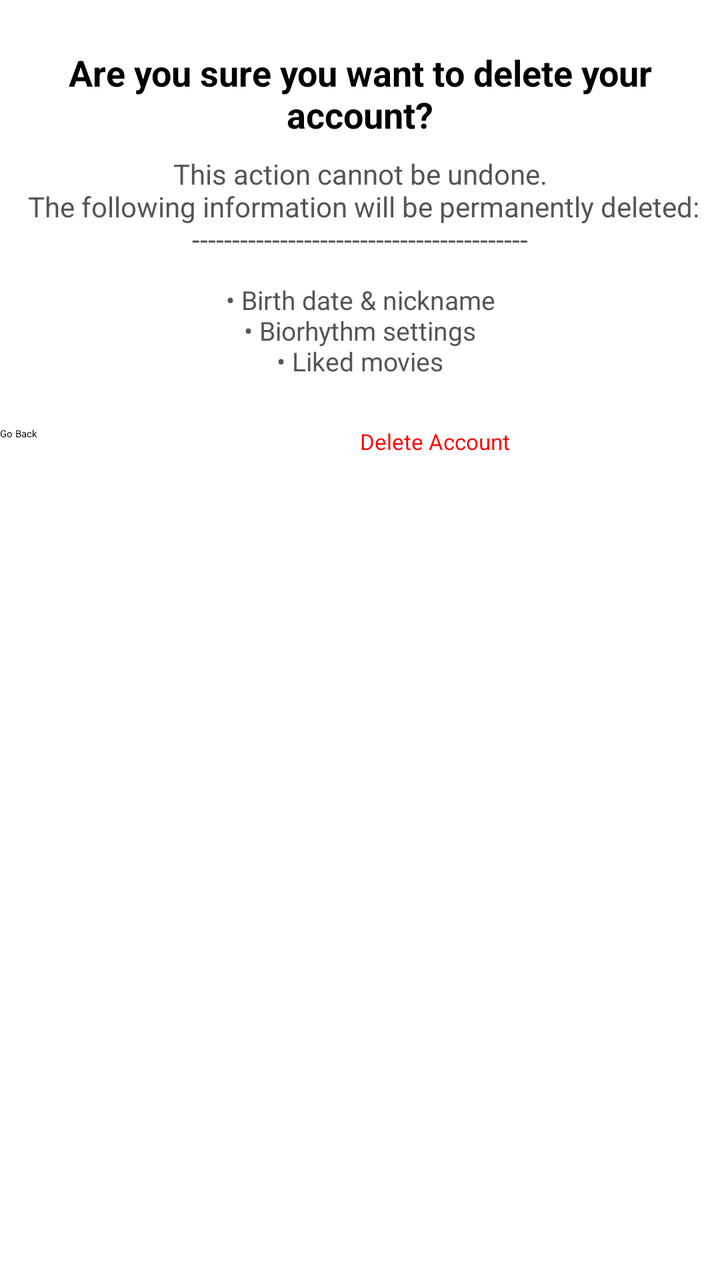
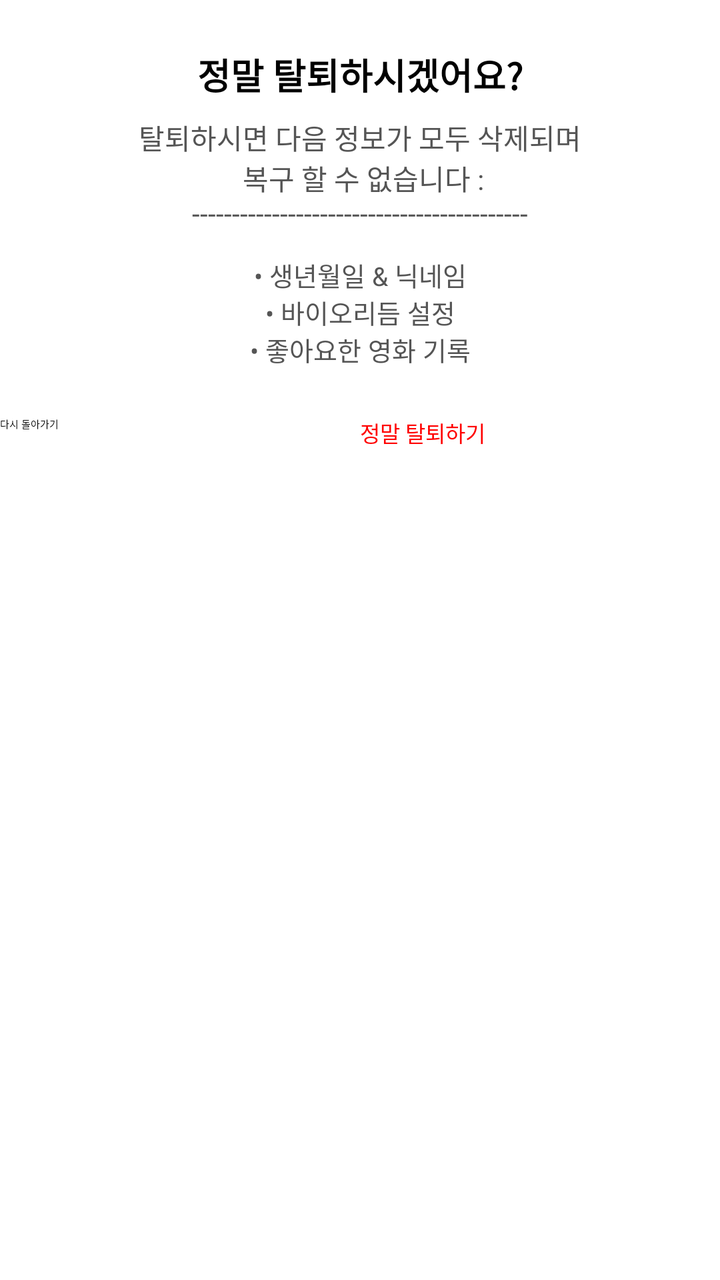

Compare the two renders of this Android layout. The source of the first and the diff that turns it into the second are given below.
<!-- AndroidManifest.xml: application theme Theme.App.Starting -->
<!-- res/layout/dialog_delete_confirm.xml -->
<?xml version="1.0" encoding="utf-8"?>
<androidx.cardview.widget.CardView xmlns:android="http://schemas.android.com/apk/res/android"
    xmlns:app="http://schemas.android.com/apk/res-auto"
    android:layout_width="300dp"
    android:layout_height="wrap_content"
    app:cardCornerRadius="16dp"
    app:cardBackgroundColor="#FFFFFF">

    <LinearLayout
        android:layout_width="match_parent"
        android:layout_height="wrap_content"
        android:orientation="vertical"
        android:paddingTop="24dp">

        <TextView
            android:layout_width="match_parent"
            android:layout_height="wrap_content"
            android:text="Are you sure you want to delete your account?"
            android:textColor="#000000"
            android:textSize="18sp"
            android:textStyle="bold"
            android:gravity="center"/>

        <TextView
            android:layout_width="match_parent"
            android:layout_height="wrap_content"
            android:text="This action cannot be undone.\n The following information will be permanently deleted:\n------------------------------------------"
            android:textColor="#555555"
            android:textSize="14sp"
            android:gravity="center"
            android:layout_marginTop="8dp"/>

        <TextView
            android:layout_width="match_parent"
            android:layout_height="wrap_content"
            android:text="• Birth date &amp; nickname\n• Biorhythm settings\n• Liked movies"
            android:textColor="#555555"
            android:textSize="13sp"
            android:layout_marginTop="12dp"
            android:layout_marginBottom="24dp"
            android:gravity="center_horizontal"/>

        <LinearLayout
            android:layout_width="match_parent"
            android:layout_height="50dp"
            android:orientation="horizontal">

            <Button
                android:id="@+id/btn_dialog_cancel"
                android:layout_width="0dp"
                android:layout_height="match_parent"
                android:layout_weight="1"
                android:text="Go Back"
                android:backgroundTint="#A0A0A0"
                android:textColor="#000"
                style="?android:attr/borderlessButtonStyle"/>

            <Button
                android:id="@+id/btn_dialog_confirm"
                style="?android:attr/borderlessButtonStyle"
                android:layout_width="0dp"
                android:layout_height="match_parent"
                android:layout_weight="1"
                android:backgroundTint="#FFFFFF"
                android:text="Delete Account"
                android:textColor="#FF0000"
                android:textSize="11sp" />
        </LinearLayout>
    </LinearLayout>
</androidx.cardview.widget.CardView>
<!-- resources referenced by this layout -->
<resources>
  <style name="Theme.App.Starting" parent="Theme.SplashScreen">
          <item name="windowSplashScreenBackground">#121212</item>
          <item name="windowSplashScreenAnimatedIcon">@drawable/ic_main</item>
          <item name="postSplashScreenTheme">@style/Theme.LMHYMVandroid</item>
      </style>
  <!-- drawable ic_main: png bitmap (drawable, 189303 bytes) -->
  <style name="Theme.LMHYMVandroid" parent="Theme.Material3.Light.NoActionBar">
      </style>
</resources>

<!-- the commit's change to res/layout/dialog_delete_confirm.xml (unified diff, before → after) -->
@@ -15,7 +15,7 @@
         <TextView
             android:layout_width="match_parent"
             android:layout_height="wrap_content"
-            android:text="Are you sure you want to delete your account?"
+            android:text="정말 탈퇴하시겠어요?"
             android:textColor="#000000"
             android:textSize="18sp"
             android:textStyle="bold"
@@ -24,7 +24,8 @@
         <TextView
             android:layout_width="match_parent"
             android:layout_height="wrap_content"
-            android:text="This action cannot be undone.\n The following information will be permanently deleted:\n------------------------------------------"
+            android:text="탈퇴하시면 다음 정보가 모두 삭제되며\n
+복구 할 수 없습니다 :\n------------------------------------------"
             android:textColor="#555555"
             android:textSize="14sp"
             android:gravity="center"
@@ -33,7 +34,7 @@
         <TextView
             android:layout_width="match_parent"
             android:layout_height="wrap_content"
-            android:text="• Birth date &amp; nickname\n• Biorhythm settings\n• Liked movies"
+            android:text="• 생년월일 &amp; 닉네임\n• 바이오리듬 설정\n• 좋아요한 영화 기록"
             android:textColor="#555555"
             android:textSize="13sp"
             android:layout_marginTop="12dp"
@@ -50,7 +51,7 @@
                 android:layout_width="0dp"
                 android:layout_height="match_parent"
                 android:layout_weight="1"
-                android:text="Go Back"
+                android:text="다시 돌아가기"
                 android:backgroundTint="#A0A0A0"
                 android:textColor="#000"
                 style="?android:attr/borderlessButtonStyle"/>
@@ -62,7 +63,7 @@
                 android:layout_height="match_parent"
                 android:layout_weight="1"
                 android:backgroundTint="#FFFFFF"
-                android:text="Delete Account"
+                android:text="정말 탈퇴하기"
                 android:textColor="#FF0000"
                 android:textSize="11sp" />
         </LinearLayout>
<!-- resource entries referenced after the edit -->
@@ -1,11 +1,10 @@
 <!-- resources referenced by this layout -->
 <resources>
   <style name="Theme.App.Starting" parent="Theme.SplashScreen">
-          <item name="windowSplashScreenBackground">#121212</item>
-          <item name="windowSplashScreenAnimatedIcon">@drawable/ic_main</item>
+          <item name="windowSplashScreenBackground">#000000</item>
+          <item name="windowSplashScreenAnimatedIcon">@mipmap/app_icon_round</item>
           <item name="postSplashScreenTheme">@style/Theme.LMHYMVandroid</item>
       </style>
-  <!-- drawable ic_main: png bitmap (drawable, 189303 bytes) -->
   <style name="Theme.LMHYMVandroid" parent="Theme.Material3.Light.NoActionBar">
       </style>
 </resources>
